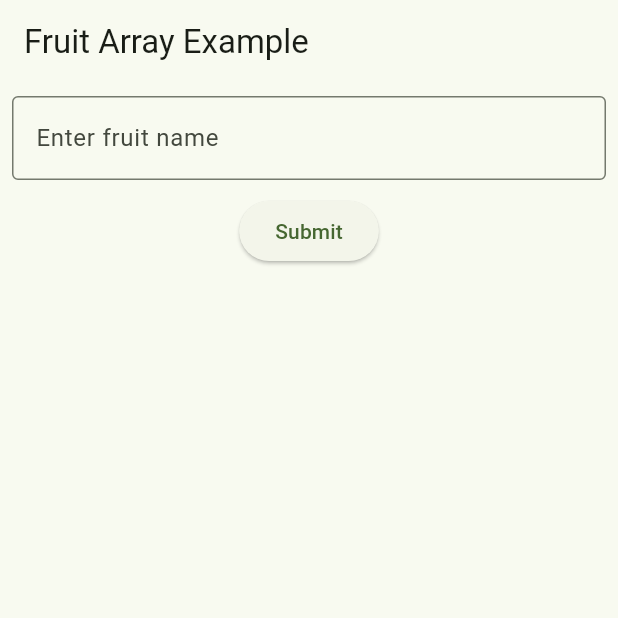
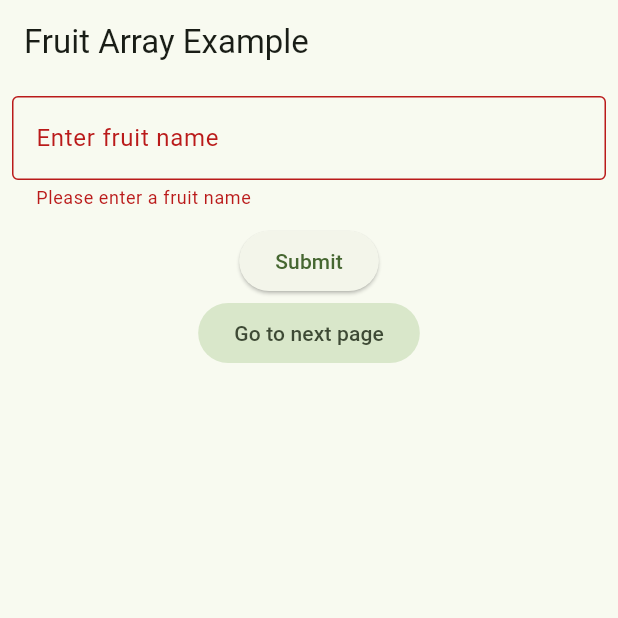
Before and after one commit to Dpi-001/ClassFlutter, a Flutter app: the screen it shows after launch, after a tap on "Submit", on a phone screen of 412 x 824 dp, the top half of it. Run offline on Flutter 3.47's test engine with Material 3 defaults, Android fonts, the phone set to English and light mode, and no system bars; our stand-ins replace math_expressions.

Commit message:
Array fruit

```diff
--- a/lib/arrayfruit.dart
+++ b/lib/arrayfruit.dart
@@ -1,7 +1,20 @@
 import 'package:flutter/material.dart';
+import 'package:flutter_lictproject/second_screen.dart';
 
-class Fruitarrayeg extends StatelessWidget {
-  const Fruitarrayeg({super.key});
+class Fruitarrayeg extends StatefulWidget {
+  Fruitarrayeg({super.key});
+
+  @override
+  State<Fruitarrayeg> createState() => _FruitarrayegState();
+}
+
+class _FruitarrayegState extends State<Fruitarrayeg> {
+  final GlobalKey<FormState> _addFruitFormKey = GlobalKey();
+
+  //yo line ma garyem class ko constructor banaune
+
+  List<String> fruitNames =
+      []; //yo line ma garyem array ko value haru store garne
 
   @override
   Widget build(BuildContext context) {
@@ -9,6 +22,10 @@ class Fruitarrayeg extends StatelessWidget {
       appBar: AppBar(title: const Text('Fruit Array Example')),
       body: Padding(
         padding: const EdgeInsets.all(8.0),
+        child: Column(
+          children: [
+            Form(
+              key: _addFruitFormKey,
               child: Column(
                 children: [
                   TextFormField(
@@ -25,9 +42,43 @@ class Fruitarrayeg extends StatelessWidget {
                         return null;
                       }
                     },
+                    onSaved: (newValue) {
+                      setState(() {
+                        fruitNames.add(newValue!);
+                      });
+                    },
                   ),
                   SizedBox(height: 10),
-            ElevatedButton(onPressed: () {}, child: Text('Submit')),
+                  ElevatedButton(
+                    onPressed: () {
+                      if (!_addFruitFormKey.currentState!.validate()) {
+                        return;
+                      }
+                      _addFruitFormKey.currentState!.save();
+                    },
+                    child: Text('Submit'),
+                  ),
+                ],
+              ),
+            ),
+            FilledButton.tonal(
+              onPressed: () {
+                Navigator.of(context).push(
+                  MaterialPageRoute(
+                    builder:
+                        (context) => SecondScreeneg(fruitsNames: fruitNames),
+                  ),
+                );
+              },
+              child: Text("Go to next page"),
+            ),
+            SizedBox(
+              height: 200,
+              child: ListView.builder(
+                itemBuilder: (ctx, i) => Text(fruitNames[i]),
+                itemCount: fruitNames.length,
+              ),
+            ),
           ],
         ),
       ),
```
Lines whose indentation alone changed are shown as unchanged.
